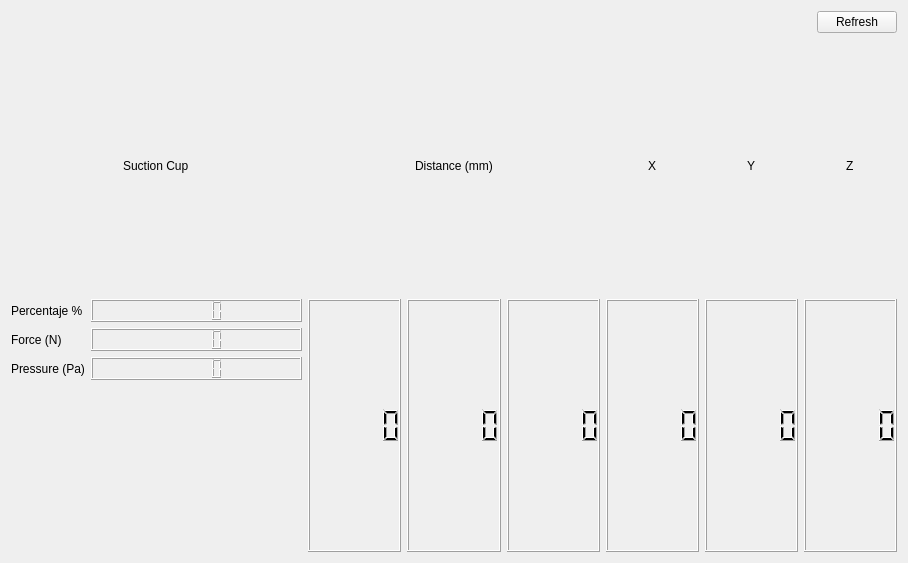
Qt form movimientos/Movimientos/module.ui (Alvaro-Agenjo/ROMERIN_SIM) before a commit.
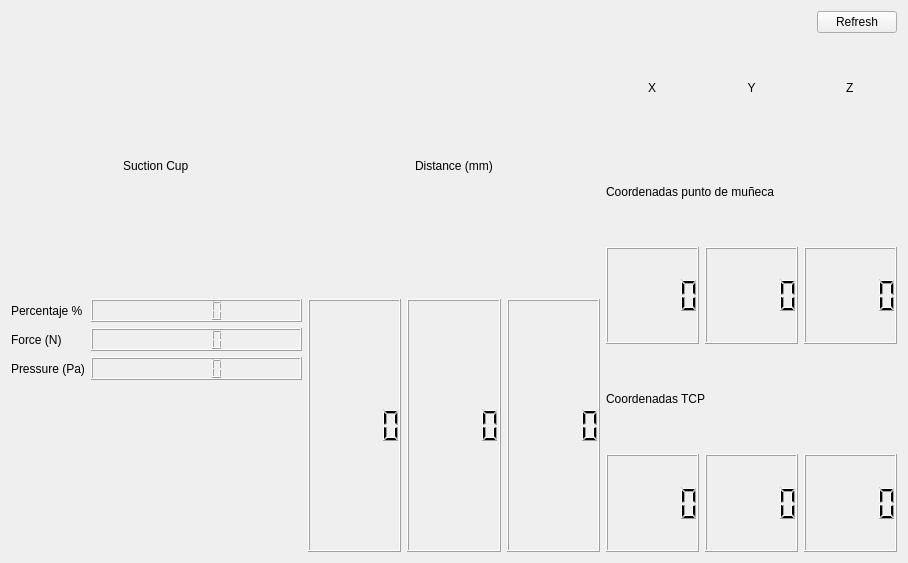
The same form after that commit.

Patch:
```diff
--- a/movimientos/Movimientos/module.ui
+++ b/movimientos/Movimientos/module.ui
@@ -146,11 +146,14 @@
              </property>
             </widget>
            </item>
-           <item alignment="Qt::AlignHCenter">
+           <item>
             <widget class="QLabel" name="label_34">
              <property name="text">
               <string>Y</string>
              </property>
+             <property name="alignment">
+              <set>Qt::AlignCenter</set>
+             </property>
             </widget>
            </item>
            <item alignment="Qt::AlignHCenter">
@@ -162,6 +165,13 @@
            </item>
           </layout>
          </item>
+         <item>
+          <widget class="QLabel" name="label_2">
+           <property name="text">
+            <string>Coordenadas punto de muñeca</string>
+           </property>
+          </widget>
+         </item>
          <item>
           <layout class="QHBoxLayout" name="horizontalLayout_2">
            <item>
@@ -196,6 +206,26 @@
            </item>
           </layout>
          </item>
+         <item>
+          <widget class="QLabel" name="label">
+           <property name="text">
+            <string>Coordenadas TCP</string>
+           </property>
+          </widget>
+         </item>
+         <item>
+          <layout class="QHBoxLayout" name="horizontalLayout_7">
+           <item>
+            <widget class="QLCDNumber" name="lcd_TCP_x"/>
+           </item>
+           <item>
+            <widget class="QLCDNumber" name="lcd_TCP_y"/>
+           </item>
+           <item>
+            <widget class="QLCDNumber" name="lcd_TCP_z"/>
+           </item>
+          </layout>
+         </item>
         </layout>
        </item>
       </layout>
```
Left out of the diff: 6 changed lines with no effect on the pictures.
